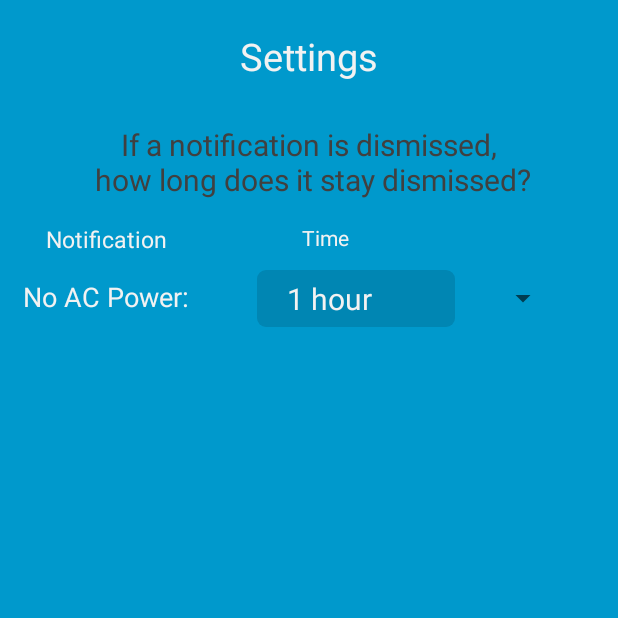
After one commit to JeffD27/sumpPumpMonitor, an Android app built with Jetpack Compose: the Settings screen opened directly, with no data from a screen before it, on a phone screen of 412 x 824 dp, the top half of it. The commit adds this screen. Run offline under Robolectric (Android 15) with nearby library versions, the phone set to English and light mode, and no system bars.

Commit message:
working on saving settings

```diff
--- a/app/build.gradle.kts
+++ b/app/build.gradle.kts
@@ -71,4 +71,5 @@ dependencies {
     testImplementation(libs.junit)
     androidTestImplementation(libs.androidx.junit)
     androidTestImplementation(libs.androidx.espresso.core)
+    implementation("androidx.datastore:datastore-preferences-rxjava3:1.0.0")
 }
--- a/app/src/main/java/com/example/sumppumpbeta3/MainActivity.kt
+++ b/app/src/main/java/com/example/sumppumpbeta3/MainActivity.kt
@@ -3,11 +3,13 @@ import android.app.Activity
 import android.app.NotificationChannel
 import android.app.NotificationManager
 import android.app.PendingIntent
-import android.graphics.BitmapFactory
+import android.content.Context
+import android.content.Intent
 import android.os.Build
 import android.os.Bundle
 import android.util.Log
 import android.view.View
+import android.widget.Button
 import android.widget.ImageView
 import android.widget.TextView
 import androidx.activity.ComponentActivity
@@ -17,6 +19,11 @@ import androidx.compose.ui.tooling.preview.Preview
 import androidx.core.app.NotificationCompat
 import androidx.core.content.ContextCompat
 import androidx.databinding.DataBindingUtil
+import androidx.datastore.core.DataStore
+import androidx.datastore.preferences.core.Preferences
+import androidx.datastore.preferences.core.edit
+import androidx.datastore.preferences.core.intPreferencesKey
+import androidx.datastore.preferences.preferencesDataStore
 import com.example.sumppump3.R
 import com.example.sumppump3.databinding.ActivityMainBinding
 //import com.example.sumppumpbeta3.R
@@ -34,7 +41,6 @@ import okhttp3.OkHttpClient
 import okhttp3.Request
 import okhttp3.RequestBody.Companion.toRequestBody
 import okhttp3.Response
-import okhttp3.internal.notify
 import java.io.BufferedReader
 import java.io.FileReader
 import java.io.IOException
@@ -47,15 +53,15 @@ import kotlin.time.Duration.Companion.hours
 import kotlin.time.Duration.Companion.minutes
 import kotlin.time.Duration.Companion.seconds
 
-//import kotlin.time.Duration
+val Context.dataStore: DataStore<Preferences> by preferencesDataStore("settings")
 
-
-/*import com.example.sumppumpmonitor.ui.theme.SumpPumpMonitorTheme*/
-/*import androidx.navigation.compose.rememberNavController*/
-/*http://127.0.0.1:5000*/
-
-
-
+var notificationServerErrorMuteDuration: kotlin.time.Duration = 1.days
+var notifactionWaterLevelSensorErrorMuteDuration: kotlin.time.Duration = 1.days
+var notificationACPowerMuteDuration: kotlin.time.Duration = 8.hours
+var notificationHighWaterMuteDuration: kotlin.time.Duration = 20.minutes
+var notificationMainRunWarnMuteDuration: kotlin.time.Duration = 30.minutes
+var notificationBackupRanMuteDuration: kotlin.time.Duration = 60.minutes
+var notificationWaterTooLowMuteDuration:  kotlin.time.Duration = 3.minutes
 
 
 
@@ -87,7 +93,12 @@ data class PyData (
     val voltage12: Float?){}
 
 class MainActivity : ComponentActivity() {
+
+
+
+
     private var mainRunning_: Boolean = false
+
     private var backupRunning_: Boolean? = true
 
     private var voltage12_: Float? = 0.00f
@@ -103,6 +114,7 @@ class MainActivity : ComponentActivity() {
     private lateinit var mainPumpSilenceTime: Instant
     private lateinit var backupPumpSilenceTime:Instant
     private  var notificationManager: NotificationManager? = null
+
 //the following are for resetting notifications
     private lateinit var notificationServerErrorDeployed: Pair<Boolean, Instant> //to calculate if notification needs to be reset <if deployed, time deployed>
     private lateinit var notifactionWaterLevelSensorErrorDeployed: Pair<Boolean, Instant>
@@ -112,12 +124,20 @@ class MainActivity : ComponentActivity() {
     private lateinit var notificationMainRunWarnDeployed: Pair<Boolean, Instant>
     private lateinit var notificationBackupRan: Pair<Boolean, Instant>
     private lateinit var notificationWaterTooLow: Pair<Boolean, Instant>
+
+
+
+
+
+
     @RequiresApi(Build.VERSION_CODES.O)
     override fun onCreate(savedInstanceState: Bundle?) {
 
         super.onCreate(savedInstanceState)
         //val binding: DataBindingUtil.inflate(layoutInflater, R.layout.list_item, viewGroup, false)
         val activity: Activity = this
+
+        //this is just initializing the ...deployed variables for use in reset notifications
         if (!this::notificationServerErrorDeployed.isInitialized) {notificationServerErrorDeployed = Pair(false, Clock.System.now())}
         if (!this::notifactionWaterLevelSensorErrorDeployed.isInitialized) {notifactionWaterLevelSensorErrorDeployed = Pair(false, Clock.System.now())}
         if (!this::notificationACPowerDeployed.isInitialized) {notificationACPowerDeployed = Pair(false, Clock.System.now())}
@@ -145,6 +165,18 @@ class MainActivity : ComponentActivity() {
         var acPowerSmallBatteryBoolean = true
 
         notificationManager = createNotifications()
+
+        val button = findViewById<Button>(R.id.buttonSettings)
+
+// Set an OnClickListener for the button
+        button.setOnClickListener {
+
+            // Create an Intent to start the new activity
+            val intent = Intent(this, Settings::class.java)
+
+            // Start the new activity
+            startActivity(intent)
+        }
 
         runBlocking {
             launch {
@@ -352,27 +384,28 @@ class MainActivity : ComponentActivity() {
     }*/
 
 
+
     private fun resetNotifications(){
         if (this::notificationServerErrorDeployed.isInitialized) {
             val (deployed, timeDeployed) = notificationServerErrorDeployed
             Log.i("resetNotifications() server", timeDeployed.toString())
             val timeDif = (Clock.System.now() - timeDeployed)
             Log.i("timeDIFf_ResetNotifications", timeDif.toString())
-            if (deployed && (Clock.System.now() - timeDeployed) > 1.days) {
+            if (deployed && (Clock.System.now() - timeDeployed) > notificationServerErrorMuteDuration) {
                 notificationServerErrorDeployed = Pair(false, Clock.System.now())
             }
         }
         if (this::notifactionWaterLevelSensorErrorDeployed.isInitialized){ //this notification was never tested
             val (deployed, timeDeployed) = notifactionWaterLevelSensorErrorDeployed
             Log.i("resetNotifications() wl sensor", timeDeployed.toString())
-            if (deployed && (Clock.System.now() - timeDeployed) > 1.hours) {
+            if (deployed && (Clock.System.now() - timeDeployed) > notifactionWaterLevelSensorErrorMuteDuration) {
                 notifactionWaterLevelSensorErrorDeployed = Pair(false, Clock.System.now())
             }
         }
         if (this::notifactionWaterLevelSensorErrorBDeployed.isInitialized){ //this notification was never tested
             val (deployed, timeDeployed) = notifactionWaterLevelSensorErrorDeployed
             Log.i("resetNotifications() wl sensor", timeDeployed.toString())
-            if (deployed && (Clock.System.now() - timeDeployed) > 1.hours) {
+            if (deployed && (Clock.System.now() - timeDeployed) > notifactionWaterLevelSensorErrorMuteDuration) {
                 notifactionWaterLevelSensorErrorBDeployed = Pair(false, Clock.System.now())
             }
         }
@@ -380,7 +413,7 @@ class MainActivity : ComponentActivity() {
             val (deployed, timeDeployed) = notificationACPowerDeployed
             Log.i("resetNotifications() ac power", timeDeployed.toString())
             Log.i("deployed", deployed.toString())
-            if (deployed && (Clock.System.now() - timeDeployed) > 12.hours) {
+            if (deployed && (Clock.System.now() - timeDeployed) > notificationACPowerMuteDuration) {
                 notificationACPowerDeployed = Pair(false, Clock.System.now())
             }
         }
@@ -388,7 +421,7 @@ class MainActivity : ComponentActivity() {
             val (deployed, timeDeployed) = notificationHighWaterDeployed
             Log.i("resetNotifications() ac power", timeDeployed.toString())
             Log.i("deployed", deployed.toString())
-            if (deployed && (Clock.System.now() - timeDeployed) > 20.minutes) {
+            if (deployed && (Clock.System.now() - timeDeployed) > notificationHighWaterMuteDuration) {
                 notificationHighWaterDeployed = Pair(false, Clock.System.now())
             }
         }
@@ -397,21 +430,21 @@ class MainActivity : ComponentActivity() {
             val (deployed, timeDeployed) = notificationMainRunWarnDeployed
             Log.i("resetNotifications() ac power", timeDeployed.toString())
             Log.i("deployed", deployed.toString())
-            if (deployed && (Clock.System.now() - timeDeployed) > 30.minutes) {
+            if (deployed && (Clock.System.now() - timeDeployed) > notificationMainRunWarnMuteDuration) {
                 notificationMainRunWarnDeployed = Pair(false, Clock.System.now())
             }
         }
 
         if (this::notificationBackupRan.isInitialized){
             val (deployed, timeDeployed) = notificationBackupRan
-            if (deployed && (Clock.System.now() - timeDeployed) > 30.minutes) {
+            if (deployed && (Clock.System.now() - timeDeployed) > notificationBackupRanMuteDuration) {
                 notificationBackupRan = Pair(false, Clock.System.now())
             }
         }
 
         if (this::notificationWaterTooLow.isInitialized){
             val (deployed, timeDeployed) = notificationWaterTooLow
-            if (deployed && (Clock.System.now() - timeDeployed) > 30.seconds) {
+            if (deployed && (Clock.System.now() - timeDeployed) > notificationWaterTooLowMuteDuration) {
                 notificationWaterTooLow = Pair(false, Clock.System.now())
             }
         }
--- /dev/null
+++ b/app/src/main/java/com/example/sumppumpbeta3/Settings.kt
@@ -0,0 +1,116 @@
+package com.example.sumppumpbeta3
+
+
+import android.os.Bundle
+import android.util.Log
+import android.view.View
+import android.widget.AdapterView
+import android.widget.ArrayAdapter
+import android.widget.Spinner
+import android.widget.Toast
+import androidx.activity.ComponentActivity
+import androidx.appcompat.content.res.AppCompatResources
+import androidx.compose.runtime.Composable
+import androidx.compose.ui.tooling.preview.Preview
+import androidx.core.content.res.ResourcesCompat
+import androidx.datastore.preferences.core.edit
+import androidx.datastore.preferences.core.intPreferencesKey
+import com.example.sumppump3.R
+import kotlinx.coroutines.launch
+import kotlinx.coroutines.runBlocking
+import java.time.Duration
+import kotlin.time.Duration.Companion.days
+import kotlin.time.Duration.Companion.hours
+import kotlin.time.Duration.Companion.minutes
+
+var noPowerSilenceTimeGlobal:kotlin.time.Duration = 1.days
+
+class Settings : ComponentActivity() {
+
+    private val durationConvertDict =  LinkedHashMap<String, kotlin.time.Duration>()
+    override fun onCreate(savedInstanceState: Bundle?) {
+        val context = this
+
+        runBlocking {
+            launch {
+
+                super.onCreate(savedInstanceState)
+                setContentView(R.layout.settings)
+                durationConvertDict["5 min"]=5.minutes
+                durationConvertDict["10 min"]=10.minutes
+                durationConvertDict["30 min"]=30.minutes
+                durationConvertDict["1 hour"] = 1.hours
+                durationConvertDict["2 hours"] = 2.hours
+                durationConvertDict["4 hours"] = 4.hours
+                durationConvertDict["8 hours"] = 8.hours
+                durationConvertDict["24 hours"] = 24.hours
+
+                val noPowerSilenceTime = resources.getStringArray(R.array.noPowerNotificationSilenceTime)
+                // access the spinner
+                val spinner = findViewById<Spinner>(R.id.spinnerNoPowerSilenceTime)
+                if (spinner != null) {
+
+                    val adapter = ArrayAdapter(
+                        context,
+                        R.layout.spinner_style, noPowerSilenceTime
+                    )
+                    adapter.setDropDownViewResource(R.layout.spinner_style)
+                    spinner.adapter = adapter
+
+
+
+                    spinner.setPopupBackgroundDrawable(
+                        AppCompatResources.getDrawable(
+                            context,
+                            R.drawable.darkbackground
+                        )
+                    );
+                    spinner.onItemSelectedListener = object :
+                        AdapterView.OnItemSelectedListener {
+                        override fun onItemSelected(
+                            parent: AdapterView<*>,
+                            view: View,
+                            position: Int,
+                            id: Long
+                        ) {
+                            Toast.makeText(
+                                this@Settings,
+                                getString(R.string.selected_item) + " " +
+                                        "" + noPowerSilenceTime[position], Toast.LENGTH_SHORT
+                            ).show()
+                            Log.i("spinner", spinner.selectedItem.toString())
+                            val choice = spinner.selectedItem.toString()
+                            val durationFromChoice = durationConvertDict[choice]
+                            if (durationFromChoice != null) {
+                                notificationACPowerMuteDuration = durationFromChoice
+                            }
+                            Log.i("Spinner_noPowerSilenceTime", noPowerSilenceTime.toString())
+
+
+                        }
+
+                        override fun onNothingSelected(parent: AdapterView<*>) {
+                            // write code to perform some
+
+                        }
+                    }
+                }
+
+            }
+        }
+
+        }
+    suspend fun writeData() {
+        val NOPOWERSILENCETIME = intPreferencesKey(noPowerSilenceTimeGlobal.toString())
+        this.dataStore.edit { settings ->
+            val currentCounterValue = settings[NOPOWERSILENCETIME] ?: 0
+            settings[NOPOWERSILENCETIME] = currentCounterValue + 1
+        }
+    }
+
+    @Preview(showBackground = true)
+    @Composable
+    fun GreetingPreview() {
+
+    }
+}
--- /dev/null
+++ b/app/src/main/res/drawable/borders_background.xml
@@ -0,0 +1,8 @@
+<?xml version="1.0" encoding="utf-8"?>
+<shape xmlns:android="http://schemas.android.com/apk/res/android"
+    android:shape="rectangle">
+    <solid android:color="@color/darkActivityBackground" />
+    <corners android:radius="6dip" />
+
+
+</shape>
--- /dev/null
+++ b/app/src/main/res/drawable/darkbackground.xml
@@ -0,0 +1,9 @@
+<vector xmlns:android="http://schemas.android.com/apk/res/android"
+    android:width="471dp"
+    android:height="471dp"
+    android:viewportWidth="471"
+    android:viewportHeight="471">
+  <path
+      android:pathData="M0,0h471v471h-471z"
+      android:fillColor="#017298"/>
+</vector>
--- /dev/null
+++ b/app/src/main/res/layout/settings.xml
@@ -0,0 +1,84 @@
+<?xml version="1.0" encoding="utf-8"?>
+<androidx.constraintlayout.widget.ConstraintLayout xmlns:android="http://schemas.android.com/apk/res/android"
+    xmlns:app="http://schemas.android.com/apk/res-auto"
+    xmlns:tools="http://schemas.android.com/tools"
+    android:layout_width="match_parent"
+    android:layout_height="match_parent">
+
+
+
+
+
+
+    <TextView
+        android:id="@+id/textView"
+        android:layout_width="wrap_content"
+        android:layout_height="wrap_content"
+        android:layout_marginTop="20dp"
+        android:text="@string/settingsTitle"
+        android:textColor="@color/white"
+        android:textSize="25sp"
+        app:layout_constraintEnd_toEndOf="parent"
+        app:layout_constraintStart_toStartOf="parent"
+        app:layout_constraintTop_toTopOf="parent" />
+
+
+    <TextView
+        android:id="@+id/textView2"
+        android:layout_width="wrap_content"
+        android:layout_height="wrap_content"
+        android:layout_marginStart="15dp"
+        android:layout_marginTop="15dp"
+        android:text="@string/noPowerConnectedNotification"
+        android:textColor="@color/white"
+        android:textSize="18sp"
+        app:layout_constraintStart_toStartOf="parent"
+        app:layout_constraintTop_toBottomOf="@+id/notificationTitle" />
+
+    <Spinner
+        android:id="@+id/spinnerNoPowerSilenceTime"
+        android:layout_width="wrap_content"
+        android:layout_height="wrap_content"
+
+        android:layout_marginStart="45dp"
+        android:layout_marginTop="12dp"
+        app:layout_constraintStart_toEndOf="@+id/textView2"
+        app:layout_constraintTop_toBottomOf="@+id/muteClockTitle" />
+
+    <TextView
+        android:id="@+id/textView3"
+        android:layout_width="wrap_content"
+        android:layout_height="wrap_content"
+        android:layout_marginTop="28dp"
+        android:text="@string/notificationMuteTitle"
+        android:textSize="20sp"
+        android:textAlignment="center"
+        android:textColor="@color/black"
+        app:layout_constraintEnd_toEndOf="parent"
+        app:layout_constraintStart_toStartOf="parent"
+        app:layout_constraintTop_toBottomOf="@+id/textView" />
+
+    <TextView
+        android:id="@+id/notificationTitle"
+        android:layout_width="wrap_content"
+        android:layout_height="wrap_content"
+        android:layout_marginTop="15dp"
+        android:text="@string/Notification"
+        android:textColor="@color/white"
+        android:textSize="15sp"
+        app:layout_constraintEnd_toEndOf="@+id/textView2"
+        app:layout_constraintStart_toStartOf="@+id/textView2"
+        app:layout_constraintTop_toBottomOf="@+id/textView3" />
+
+    <TextView
+        android:id="@+id/muteClockTitle"
+        android:layout_width="wrap_content"
+        android:layout_height="wrap_content"
+        android:layout_marginStart="30dp"
+        android:layout_marginTop="15dp"
+        android:text="@string/Time"
+        android:textColor="@color/white"
+        app:layout_constraintStart_toStartOf="@+id/spinnerNoPowerSilenceTime"
+        app:layout_constraintTop_toBottomOf="@+id/textView3" />
+
+</androidx.constraintlayout.widget.ConstraintLayout>
--- /dev/null
+++ b/app/src/main/res/layout/spinner_style.xml
@@ -0,0 +1,17 @@
+<?xml version="1.0" encoding="utf-8"?>
+<TextView xmlns:android="http://schemas.android.com/apk/res/android"
+    style="?android:attr/spinnerItemStyle"
+    android:layout_height="wrap_content"
+    android:layout_width="wrap_content"
+
+
+    android:ellipsize="marquee"
+    android:padding="5dp"
+    android:paddingStart="20dp"
+    android:paddingEnd="55dp"
+    android:background="@drawable/borders_background"
+    android:lineHeight="18sp"
+
+    android:textAlignment="inherit"
+    android:textColor="@color/white"
+    android:textSize="20sp" />
--- a/app/src/main/res/values/strings.xml
+++ b/app/src/main/res/values/strings.xml
@@ -30,5 +30,17 @@
     <string name="systemProblemsChannelDescription">E.g. server issue, sensor error</string>
     <string name="generalInfoChannel"> General Info</string>
     <string name="generalInfoChannelDescription">E.G. Main pump has run</string>
-
+    <string name="SettingsTitle">Settings</string>
+    <string-array name="noPowerNotificationSilenceTime">
+        <item>1 hour</item>
+        <item>2 hours</item>
+        <item>4 hours</item>
+        <item>8 hours</item>
+        <item>24 hours</item>
+    </string-array>
+    <string name="selected_item">Selected item:</string>
+    <string name="notificationMuteTitle">If a notification is dismissed,\n how long does it stay dismissed?</string>
+    <string name="noPowerConnectedNotification">No AC Power:</string>
+    <string name="Notification">Notification</string>
+    <string name="Time">Time</string>
 </resources>
--- a/app/src/main/res/values/themes.xml
+++ b/app/src/main/res/values/themes.xml
@@ -25,6 +25,9 @@
         <item name="android:focusable">true</item>
         <item name="android:clickable">true</item>
     </style>
+    <style name="AppTheme" parent="Theme.AppCompat.Light">
+        <item name="android:colorBackground">@color/darkActivityBackground</item>
+    </style>
 
 
 
```
Also changed, not shown: app/src/main/AndroidManifest.xml (+9 -0 lines).
